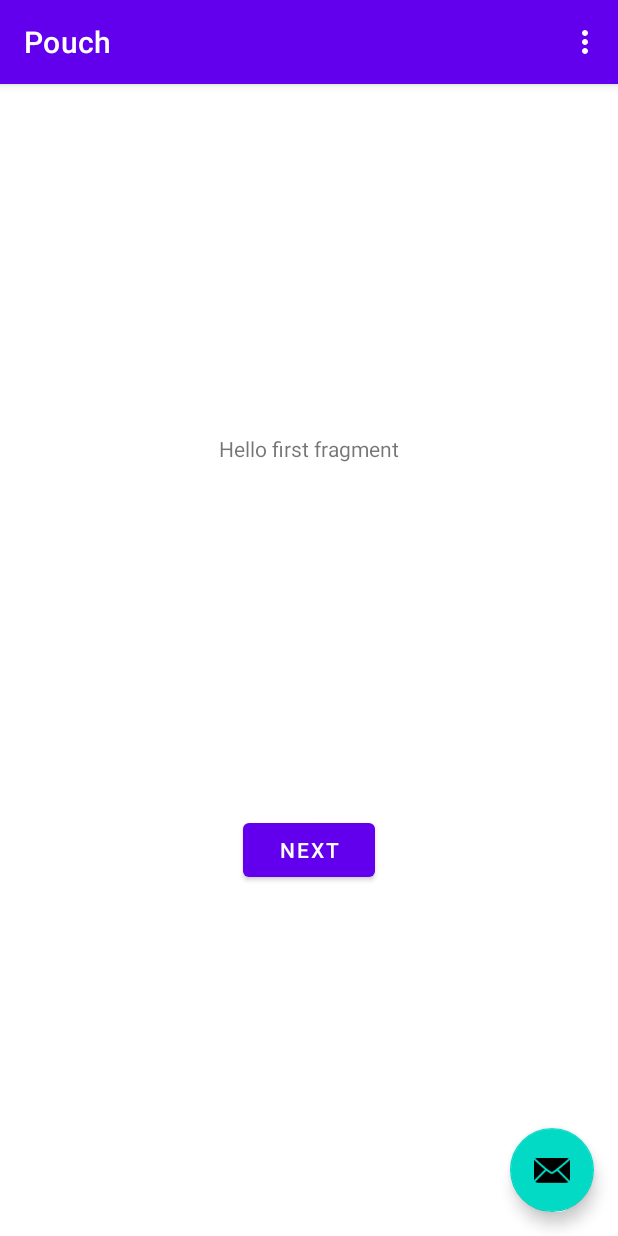
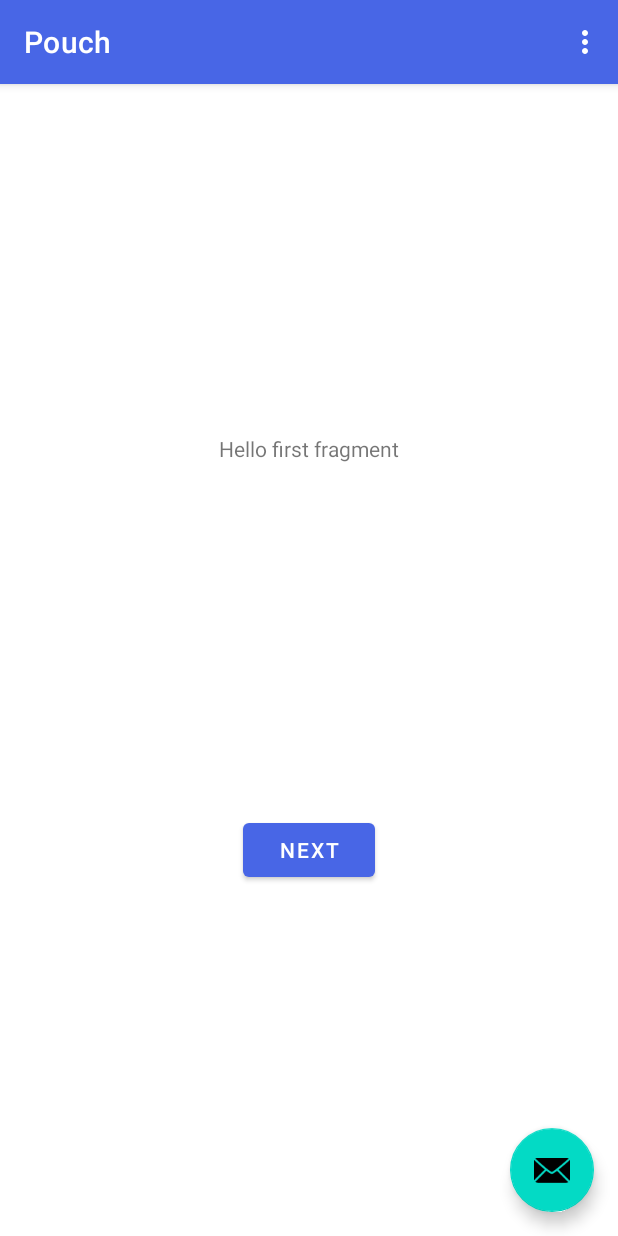
Before and after one commit to flowaccount/flowaccount.challenges, an Android app: the screen it shows after launch (MainActivity), on a phone screen of 412 x 824 dp. Run offline under Robolectric (Android 15) with nearby library versions, the phone set to English and light mode, and no system bars.

Commit message:
change app theme color.

```diff
--- a/android/app/src/main/res/values-night/themes.xml
+++ b/android/app/src/main/res/values-night/themes.xml
@@ -2,8 +2,8 @@
     <!-- Base application theme. -->
     <style name="Theme.Pouch" parent="Theme.MaterialComponents.DayNight.DarkActionBar">
         <!-- Primary brand color. -->
-        <item name="colorPrimary">@color/purple_200</item>
-        <item name="colorPrimaryVariant">@color/purple_700</item>
+        <item name="colorPrimary">@color/blue_200</item>
+        <item name="colorPrimaryVariant">@color/blue_700</item>
         <item name="colorOnPrimary">@color/black</item>
         <!-- Secondary brand color. -->
         <item name="colorSecondary">@color/teal_200</item>
--- a/android/app/src/main/res/values/colors.xml
+++ b/android/app/src/main/res/values/colors.xml
@@ -7,4 +7,7 @@
     <color name="teal_700">#FF018786</color>
     <color name="black">#FF000000</color>
     <color name="white">#FFFFFFFF</color>
+    <color name="blue_200">#FF758CEC</color>
+    <color name="blue_500">#FF4866E6</color>
+    <color name="blue_700">#FF364CAC</color>
 </resources>
--- a/android/app/src/main/res/values/themes.xml
+++ b/android/app/src/main/res/values/themes.xml
@@ -2,8 +2,8 @@
     <!-- Base application theme. -->
     <style name="Theme.Pouch" parent="Theme.MaterialComponents.DayNight.DarkActionBar">
         <!-- Primary brand color. -->
-        <item name="colorPrimary">@color/purple_500</item>
-        <item name="colorPrimaryVariant">@color/purple_700</item>
+        <item name="colorPrimary">@color/blue_500</item>
+        <item name="colorPrimaryVariant">@color/blue_700</item>
         <item name="colorOnPrimary">@color/white</item>
         <!-- Secondary brand color. -->
         <item name="colorSecondary">@color/teal_200</item>
```
